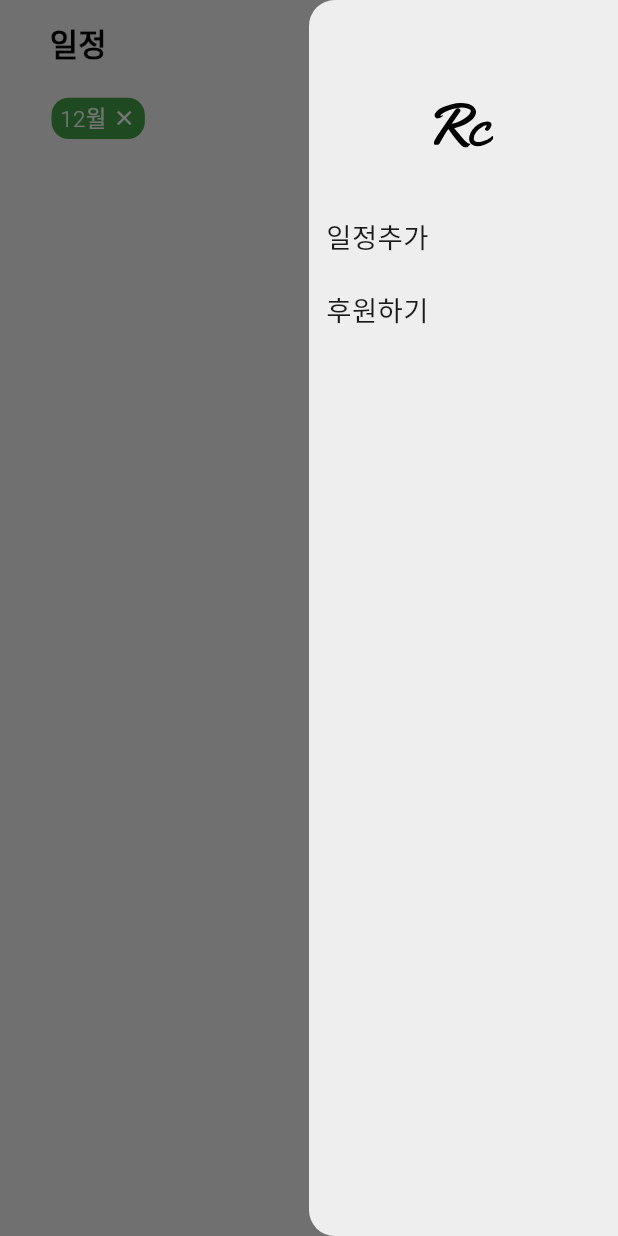
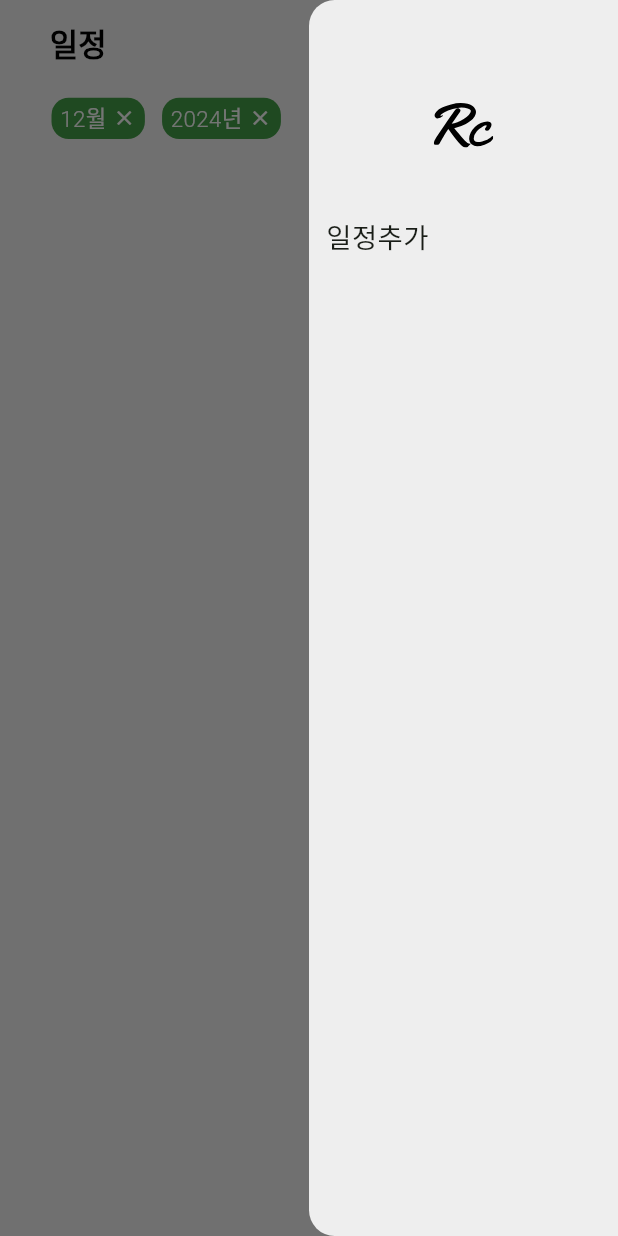
Before and after one commit to leegh519/run-date, a Flutter app: the screen it shows after launch, in the side drawer, after a tap on the "tune" icon, on a phone screen of 412 x 824 dp. Run offline on Flutter 3.47's test engine with Material 3 defaults, Android fonts, the phone set to English and light mode, and no system bars; our stand-ins replace drift, firebase_analytics, firebase_core, firebase_crashlytics, firebase_messaging, flutter_dotenv and 10 more; accounts and stored records are empty; generated files the repository leaves out were written again; Roboto replaces fonts that are missing (Pretendard); project files that could hold a hidden picture were left out.

Commit message:
feature : 연도선택 기능 추가

```diff
--- a/lib/features/domain/entities/enums/filter.dart
+++ b/lib/features/domain/entities/enums/filter.dart
@@ -1,3 +1,13 @@
+enum Year {
+  y2024('2024년'),
+  y2025('2025년'),
+  ;
+
+  final String name;
+
+  const Year(this.name);
+}
+
 enum Month {
   jan('1월'),
   feb('2월'),
--- a/lib/features/domain/entities/selected_filter.dart
+++ b/lib/features/domain/entities/selected_filter.dart
@@ -11,6 +11,7 @@ class SelectedFilter with _$SelectedFilter {
     @Default([]) List<String> reception,
     @Default([]) List<String> event,
     @Default([]) List<String> region,
+    @Default([]) List<String> year,
     // @Default([]) List<String> notificationOnOff,
   }) = _SelectedFilter;
 
@@ -19,6 +20,7 @@ class SelectedFilter with _$SelectedFilter {
         ...reception,
         ...event,
         ...region,
+        ...year
         // ...notificationOnOff,
       ];
 }
--- a/lib/features/presentation/providers/home_controller.dart
+++ b/lib/features/presentation/providers/home_controller.dart
@@ -17,6 +17,7 @@ class HomeController extends _$HomeController {
   HomeState build() {
     state = HomeState(
       selectedFilter: SelectedFilter(
+        year: ['${DateTime.now().year}년'],
         month: ['${DateTime.now().month}월'],
       ),
     );
@@ -44,6 +45,7 @@ class HomeController extends _$HomeController {
   }
 
   Future<void> _filterData() async {
+    final year = state.selectedFilter.year;
     final month = state.selectedFilter.month;
     final event = state.selectedFilter.event;
     final region = state.selectedFilter.region;
@@ -51,30 +53,29 @@ class HomeController extends _$HomeController {
     final reception = state.selectedFilter.reception;
     final competitions = [...state.allCompetitions];
 
+    // 년도 필터링
+    if (year.isNotEmpty) {
+      competitions.removeWhere((competition) => !year.contains('${competition.date.year}년'));
+    }
     // 월 필터링
     if (month.isNotEmpty) {
-      competitions.removeWhere(
-          (competition) => !month.contains('${competition.date.month}월'));
+      competitions.removeWhere((competition) => !month.contains('${competition.date.month}월'));
     }
     // 지역 필터링
     if (region.isNotEmpty) {
-      competitions
-          .removeWhere((competition) => !region.contains(competition.region));
+      competitions.removeWhere((competition) => !region.contains(competition.region));
     }
     // 종목 필터링
     if (event.isNotEmpty) {
       competitions.removeWhere((competition) {
-        return competition.eventList
-            .where((element) => event.contains(element))
-            .isEmpty;
+        return competition.eventList.where((element) => event.contains(element)).isEmpty;
       });
     }
     // 접수중 필터링
     if (reception.isNotEmpty) {
       competitions.removeWhere((competition) {
         final progress = DateTime.now().isAfter(competition.startDate) &&
-                DateTime.now()
-                    .isBefore(competition.endDate.add(const Duration(days: 1)))
+                DateTime.now().isBefore(competition.endDate.add(const Duration(days: 1)))
             ? Reception.progress.name
             : Reception.end.name;
 
@@ -94,21 +95,21 @@ class HomeController extends _$HomeController {
   }
 
   void deleteFilter(String filter) {
+    final year = List<String>.from(state.selectedFilter.year)..remove(filter);
     final event = List<String>.from(state.selectedFilter.event)..remove(filter);
     final month = List<String>.from(state.selectedFilter.month)..remove(filter);
-    final region = List<String>.from(state.selectedFilter.region)
-      ..remove(filter);
+    final region = List<String>.from(state.selectedFilter.region)..remove(filter);
     // final notificationOnOff =
     //     List<String>.from(state.selectedFilter.notificationOnOff)
     //       ..remove(filter);
-    final reception = List<String>.from(state.selectedFilter.reception)
-      ..remove(filter);
+    final reception = List<String>.from(state.selectedFilter.reception)..remove(filter);
 
     state = state.copyWith(
       selectedFilter: SelectedFilter(
         event: event,
         month: month,
         region: region,
+        year: year,
         // notificationOnOff: notificationOnOff,
         reception: reception,
       ),
--- a/lib/features/presentation/widgets/end_drawer.dart
+++ b/lib/features/presentation/widgets/end_drawer.dart
@@ -1,5 +1,3 @@
-import 'dart:io';
-
 import 'package:flutter/material.dart';
 import 'package:flutter_svg/svg.dart';
 import 'package:rundate/core/utils/size_util.dart';
@@ -54,25 +52,25 @@ class EndDrawer extends StatelessWidget {
                   ),
                 ),
               ),
-              if (Platform.isAndroid)
-                InkWell(
-                  onTap: () {
-                    launchUrl(
-                      Uri.parse('https://toss.me/레이스캘린더/1000'),
-                      mode: LaunchMode.externalApplication,
-                    );
-                  },
-                  child: Container(
-                    padding: EdgeInsets.symmetric(vertical: 10.size),
-                    child: Text(
-                      '후원하기',
-                      style: TextStyle(
-                        fontSize: 16.size,
-                        fontWeight: FontWeight.w500,
-                      ),
-                    ),
-                  ),
-                ),
+              // if (Platform.isAndroid)
+              //   InkWell(
+              //     onTap: () {
+              //       launchUrl(
+              //         Uri.parse('https://toss.me/레이스캘린더/1000'),
+              //         mode: LaunchMode.externalApplication,
+              //       );
+              //     },
+              //     child: Container(
+              //       padding: EdgeInsets.symmetric(vertical: 10.size),
+              //       child: Text(
+              //         '후원하기',
+              //         style: TextStyle(
+              //           fontSize: 16.size,
+              //           fontWeight: FontWeight.w500,
+              //         ),
+              //       ),
+              //     ),
+              //   ),
             ],
           ),
         ),
--- a/pubspec.yaml
+++ b/pubspec.yaml
@@ -2,7 +2,7 @@ name: rundate
 description: "마라톤 대회 일정 앱"
 publish_to: 'none'
 
-version: 1.0.2+5
+version: 1.0.3+6
 
 environment:
   sdk: '>=3.2.3 <4.0.0'
```
Also changed, not shown: lib/features/presentation/widgets/filter_bottom_sheet.dart (+25 -3 lines), lib/core/configs/routes/go_router.g.dart, lib/features/data/repositories/competition_repository_impl.g.dart, lib/features/data/repositories/local_database.g.dart, lib/features/domain/entities/competition.freezed.dart, lib/features/domain/entities/competition.g.dart, lib/features/domain/entities/selected_filter.freezed.dart, lib/features/domain/usecases/competition_notification.g.dart, lib/features/domain/usecases/get_competition.g.dart, lib/features/presentation/providers/data_state.freezed.dart, lib/features/presentation/providers/home_controller.g.dart, lib/features/presentation/providers/home_state.freezed.dart, 2 other files.
